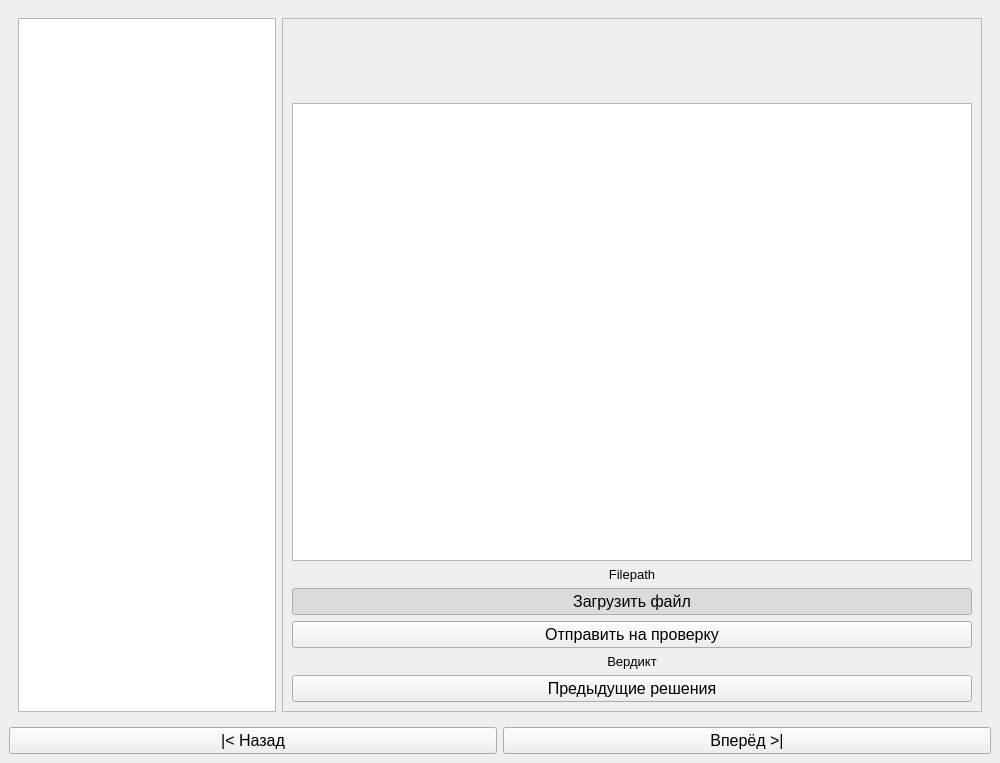
The window that ui/main_window.ui (artmexbet/DesktopContest) describes before a commit, drawn with Qt 5.
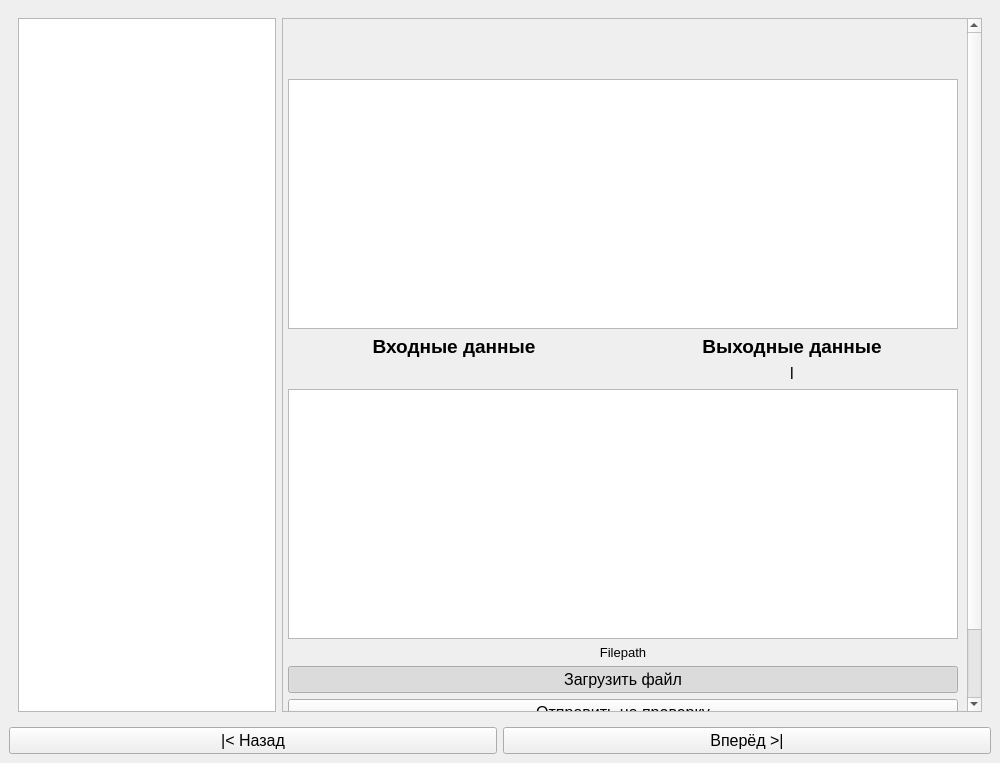
The same window after the commit. The open tabs and pages were chosen to show the change.

Commit message: New task page and soft for creating tasks

Patch:
```diff
--- a/ui/main_window.ui
+++ b/ui/main_window.ui
@@ -121,6 +121,12 @@
           </item>
           <item>
            <widget class="QScrollArea" name="scrollArea">
+            <property name="sizePolicy">
+             <sizepolicy hsizetype="Minimum" vsizetype="Expanding">
+              <horstretch>0</horstretch>
+              <verstretch>0</verstretch>
+             </sizepolicy>
+            </property>
             <property name="minimumSize">
              <size>
               <width>700</width>
@@ -134,7 +140,7 @@
              <enum>Qt::ScrollBarAlwaysOff</enum>
             </property>
             <property name="sizeAdjustPolicy">
-             <enum>QAbstractScrollArea::AdjustToContentsOnFirstShow</enum>
+             <enum>QAbstractScrollArea::AdjustToContents</enum>
             </property>
             <property name="widgetResizable">
              <bool>true</bool>
@@ -144,11 +150,20 @@
               <rect>
                <x>0</x>
                <y>0</y>
-               <width>200</width>
-               <height>431</height>
+               <width>681</width>
+               <height>776</height>
               </rect>
              </property>
+             <property name="maximumSize">
+              <size>
+               <width>16777215</width>
+               <height>776</height>
+              </size>
+             </property>
              <layout class="QVBoxLayout" name="verticalLayout">
+              <property name="leftMargin">
+               <number>5</number>
+              </property>
               <item>
                <widget class="QLabel" name="task_title_label">
                 <property name="maximumSize">
@@ -194,22 +209,108 @@
                </widget>
               </item>
               <item>
-               <widget class="QLabel" name="task_condition_label">
+               <widget class="QTextBrowser" name="task_condition_label">
+                <property name="minimumSize">
+                 <size>
+                  <width>0</width>
+                  <height>250</height>
+                 </size>
+                </property>
                 <property name="font">
                  <font>
-                  <pointsize>12</pointsize>
+                  <pointsize>14</pointsize>
                  </font>
                 </property>
-                <property name="text">
-                 <string/>
+                <property name="sizeAdjustPolicy">
+                 <enum>QAbstractScrollArea::AdjustToContents</enum>
                 </property>
-                <property name="alignment">
-                 <set>Qt::AlignLeading|Qt::AlignLeft|Qt::AlignTop</set>
+                <property name="openExternalLinks">
+                 <bool>true</bool>
                 </property>
                </widget>
               </item>
+              <item>
+               <layout class="QGridLayout" name="gridLayout_5">
+                <item row="0" column="1">
+                 <widget class="QLabel" name="label_4">
+                  <property name="font">
+                   <font>
+                    <pointsize>14</pointsize>
+                    <weight>75</weight>
+                    <bold>true</bold>
+                   </font>
+                  </property>
+                  <property name="text">
+                   <string>Выходные данные</string>
+                  </property>
+                  <property name="alignment">
+                   <set>Qt::AlignCenter</set>
+                  </property>
+                 </widget>
+                </item>
+                <item row="0" column="0">
+                 <widget class="QLabel" name="label_3">
+                  <property name="font">
+                   <font>
+                    <pointsize>14</pointsize>
+                    <weight>75</weight>
+                    <bold>true</bold>
+                   </font>
+                  </property>
+                  <property name="text">
+                   <string>Входные данные</string>
+                  </property>
+                  <property name="alignment">
+                   <set>Qt::AlignCenter</set>
+                  </property>
+                 </widget>
+                </item>
+                <item row="1" column="0">
+                 <widget class="QLabel" name="input_label">
+                  <property name="font">
+                   <font>
+                    <pointsize>12</pointsize>
+                   </font>
+                  </property>
+                  <property name="text">
+                   <string/>
+                  </property>
+                  <property name="alignment">
+                   <set>Qt::AlignCenter</set>
+                  </property>
+                  <property name="wordWrap">
+                   <bool>true</bool>
+                  </property>
+                 </widget>
+                </item>
+                <item row="1" column="1">
+                 <widget class="QLabel" name="output_label">
+                  <property name="font">
+                   <font>
+                    <pointsize>12</pointsize>
+                   </font>
+                  </property>
+                  <property name="text">
+                   <string>l</string>
+                  </property>
+                  <property name="alignment">
+                   <set>Qt::AlignCenter</set>
+                  </property>
+                  <property name="wordWrap">
+                   <bool>true</bool>
+                  </property>
+                 </widget>
+                </item>
+               </layout>
+              </item>
               <item>
                <widget class="QTextBrowser" name="code_browser">
+                <property name="minimumSize">
+                 <size>
+                  <width>0</width>
+                  <height>250</height>
+                 </size>
+                </property>
                 <property name="font">
                  <font>
                   <pointsize>12</pointsize>
```
Left out of the diff: 2 changed lines with no effect on the pictures. The commit also changes 9 other files.
